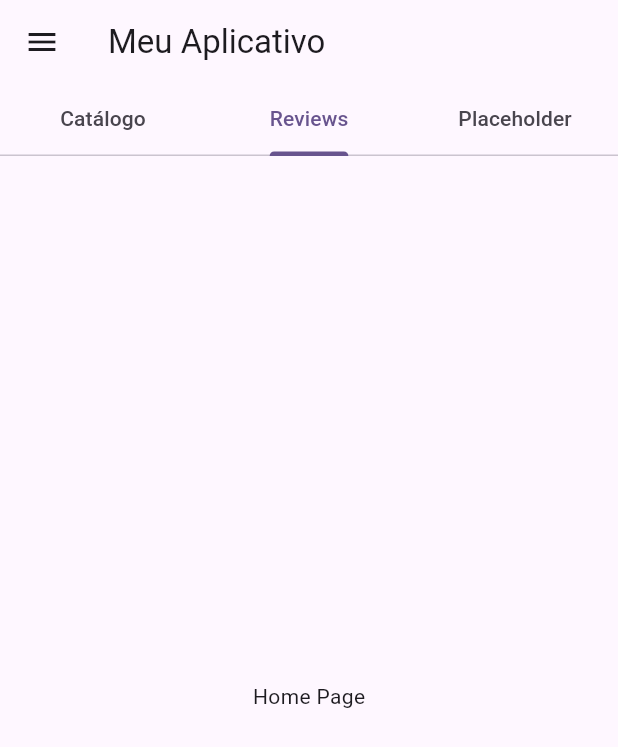
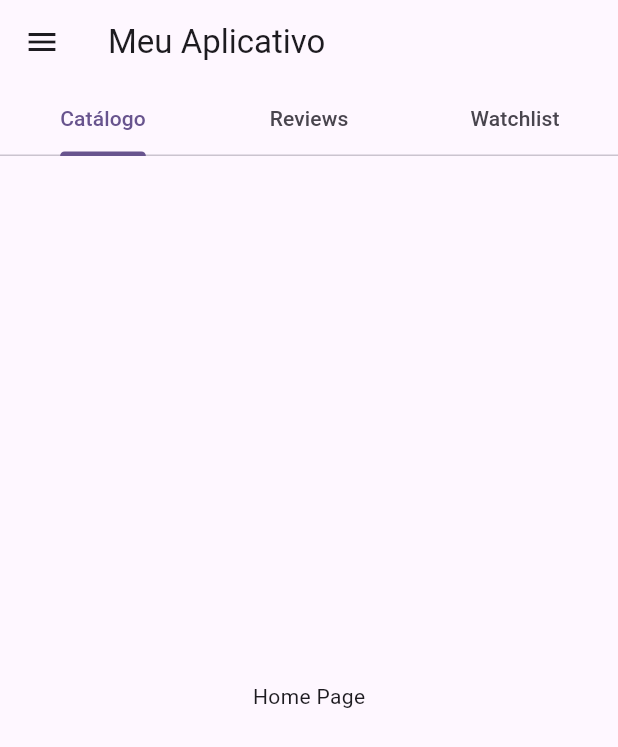
Before and after one commit to b1zz1/movie-watchlist-app, a Flutter app: the screen it shows after launch, on a phone screen of 412 x 824 dp. Shown: the top 747 px of the screen. Run offline on Flutter 3.47's test engine with Material 3 defaults, Android fonts, the phone set to English and light mode, and no system bars.

Commit message:
MWA-002
- Estruturação do projeto
- Separação das páginas
- Componentização do header
- TabBar abaixo da AppBar
- Navegação entre páginas da TabView

```diff
--- a/lib/components/header.dart
+++ b/lib/components/header.dart
@@ -7,11 +7,7 @@ class Header extends StatelessWidget implements PreferredSizeWidget{
 
   @override
   Widget build(BuildContext context) {
-    return DefaultTabController(
-      initialIndex: 1,
-      length: 3,
-      child:
-        AppBar(
+    return AppBar(
       leading: IconButton(
         icon: const Icon(Icons.menu),
         //t color: const Color(),
@@ -22,9 +18,8 @@ class Header extends StatelessWidget implements PreferredSizeWidget{
           tabs: <Widget>[
             Tab(text: 'Catálogo'),
             Tab(text: 'Reviews'),
-                Tab(text: 'Placeholder'),
+            Tab(text: 'Watchlist'),
           ]
-          ),
       ),
     );
   }
--- a/lib/main.dart
+++ b/lib/main.dart
@@ -1,5 +1,12 @@
 import 'package:flutter/material.dart';
+// Screens
 import 'package:movie_watchlist_app/screens/home.dart';
+import 'package:movie_watchlist_app/screens/movie/details.dart';
+import 'package:movie_watchlist_app/screens/movie/reviews.dart';
+import 'package:movie_watchlist_app/screens/user/watchlist.dart';
+//Components
+import 'components/header.dart';
+
 
 void main() {
   runApp(MaterialApp(
@@ -8,7 +15,31 @@ void main() {
       colorScheme: ColorScheme.fromSeed(seedColor: Colors.deepPurple),
       useMaterial3: true,
     ),
-    home: Home(),
+    home: Layout(),
     debugShowCheckedModeBanner: false,
   ));
 }
+
+class Layout extends StatelessWidget {
+  const Layout({super.key});
+
+  @override
+  Widget build(BuildContext context) {
+    final screenWidth = MediaQuery.of(context).size.width;
+    //final screenHeight = MediaQuery.of(context).size.height;
+
+    return DefaultTabController(
+        length: 3,
+        child: Scaffold(
+            appBar: Header(screenWidth: screenWidth),
+            body: TabBarView(
+                children: [
+                  Home(),
+                  Reviews(),
+                  Watchlist(),
+                ]
+            )
+        )
+    );
+  }
+}
--- a/lib/screens/home.dart
+++ b/lib/screens/home.dart
@@ -1,19 +1,13 @@
 import 'package:flutter/material.dart';
-import 'package:movie_watchlist_app/components/header.dart';
 
 class Home extends StatelessWidget {
   const Home({super.key});
 
   @override
   Widget build(BuildContext context) {
-    final screenWidth = MediaQuery.of(context).size.width;
-    //final screenHeight = MediaQuery.of(context).size.height;
 
-    return Scaffold(
-        appBar: Header(screenWidth: screenWidth),
-        body: Center(
+    return Center(
           child: Text('Home Page')
-        )
     );
   }
 }
--- a/lib/screens/user/watchlist.dart
+++ b/lib/screens/user/watchlist.dart
@@ -0,0 +1,13 @@
+import 'package:flutter/material.dart';
+
+class Watchlist extends StatelessWidget {
+  const Watchlist ({super.key});
+
+  @override
+  Widget build(BuildContext context) {
+
+    return Center(
+        child: Text('Watchlist Page')
+    );
+  }
+}
```
Also changed, not shown: lib/screens/movie/reviews.dart (+13 -0 lines). Lines whose indentation alone changed are shown as unchanged.
